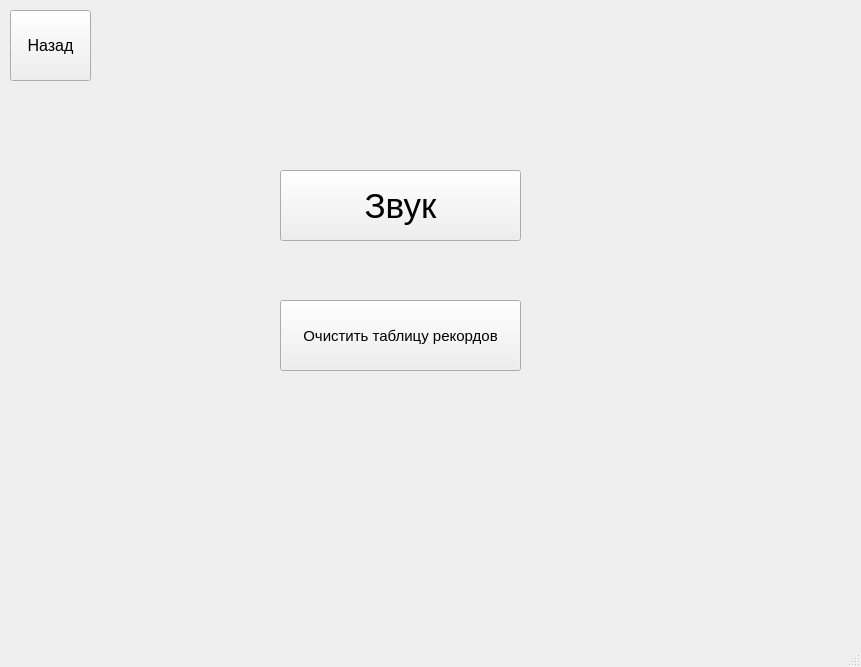
Before: the Qt Designer form tochkiproject/setwin.ui in Alexeyuey/DotsandBoxes, drawn with Qt 5.
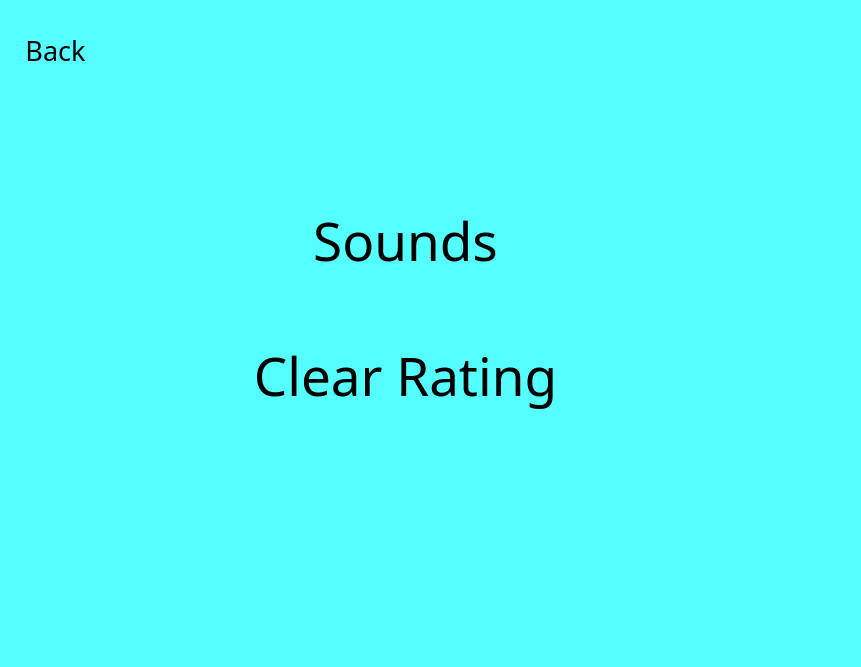
After: the same form once the commit is applied.

What changed in the file:
```diff
--- a/tochkiproject/setwin.ui
+++ b/tochkiproject/setwin.ui
@@ -13,61 +13,76 @@
   <property name="windowTitle">
    <string>Настройки</string>
   </property>
+  <property name="styleSheet">
+   <string notr="true">background-color: rgb(85, 255, 255);</string>
+  </property>
   <widget class="QWidget" name="centralwidget">
    <widget class="QPushButton" name="back">
     <property name="geometry">
      <rect>
       <x>10</x>
       <y>10</y>
-      <width>81</width>
-      <height>71</height>
+      <width>91</width>
+      <height>81</height>
      </rect>
     </property>
     <property name="font">
      <font>
-      <pointsize>12</pointsize>
+      <family>HERMAN</family>
+      <pointsize>20</pointsize>
      </font>
     </property>
     <property name="text">
-     <string>Назад</string>
+     <string>Back</string>
+    </property>
+    <property name="flat">
+     <bool>true</bool>
     </property>
    </widget>
    <widget class="QPushButton" name="volbut">
     <property name="geometry">
      <rect>
-      <x>280</x>
-      <y>170</y>
-      <width>241</width>
-      <height>71</height>
+      <x>190</x>
+      <y>180</y>
+      <width>431</width>
+      <height>121</height>
      </rect>
     </property>
     <property name="font">
      <font>
-      <pointsize>26</pointsize>
+      <family>HERMAN</family>
+      <pointsize>40</pointsize>
      </font>
     </property>
     <property name="text">
-     <string>Звук</string>
+     <string>Sounds</string>
+    </property>
+    <property name="flat">
+     <bool>true</bool>
     </property>
    </widget>
    <widget class="QPushButton" name="cleartr">
     <property name="geometry">
      <rect>
-      <x>280</x>
-      <y>300</y>
-      <width>241</width>
-      <height>71</height>
+      <x>190</x>
+      <y>320</y>
+      <width>431</width>
+      <height>111</height>
      </rect>
     </property>
     <property name="font">
      <font>
-      <pointsize>11</pointsize>
+      <family>HERMAN</family>
+      <pointsize>40</pointsize>
       <weight>50</weight>
       <bold>false</bold>
      </font>
     </property>
     <property name="text">
-     <string>Очистить таблицу рекордов</string>
+     <string>Clear Rating</string>
+    </property>
+    <property name="flat">
+     <bool>true</bool>
     </property>
    </widget>
   </widget>
```
